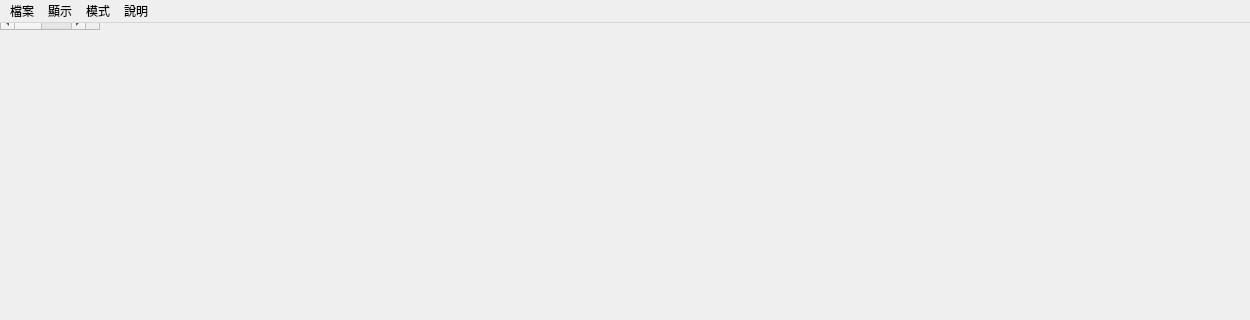
The window that QtStockPriceMainWindow.ui (foxking0416/PythonStockPrice) describes before a commit, drawn with Qt 5; both pictures show x 0 to 1250 and y 0 to 320 of the 1250 by 893 pixel window.
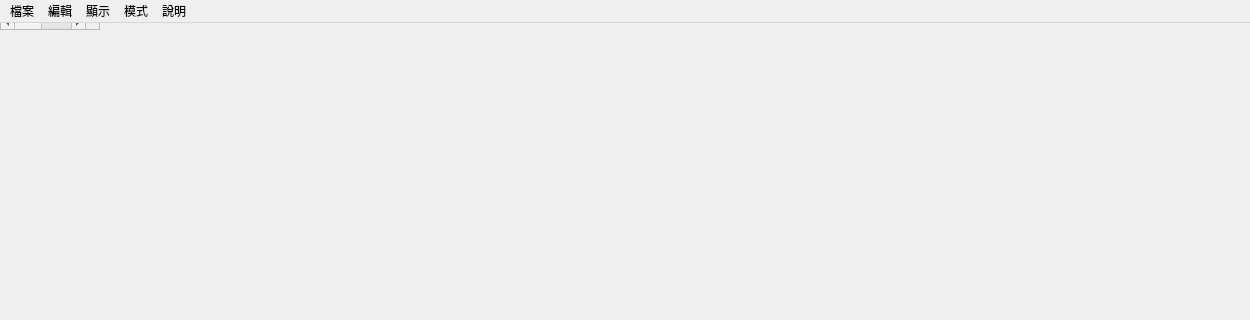
The same window after the commit.

Commit message: Undo Redo part1

```diff
--- a/QtStockPriceMainWindow.ui
+++ b/QtStockPriceMainWindow.ui
@@ -244,7 +244,15 @@
     </property>
     <addaction name="qtAboutAction"/>
    </widget>
+   <widget class="QMenu" name="menu_4">
+    <property name="title">
+     <string>編輯</string>
+    </property>
+    <addaction name="qtUndoAction"/>
+    <addaction name="qtRedoAction"/>
+   </widget>
    <addaction name="menu"/>
+   <addaction name="menu_4"/>
    <addaction name="menu_2"/>
    <addaction name="menu_3"/>
    <addaction name="menu_5"/>
```
Left out of the diff: 10 changed lines with no effect on the pictures. The commit also changes 2 other files.
